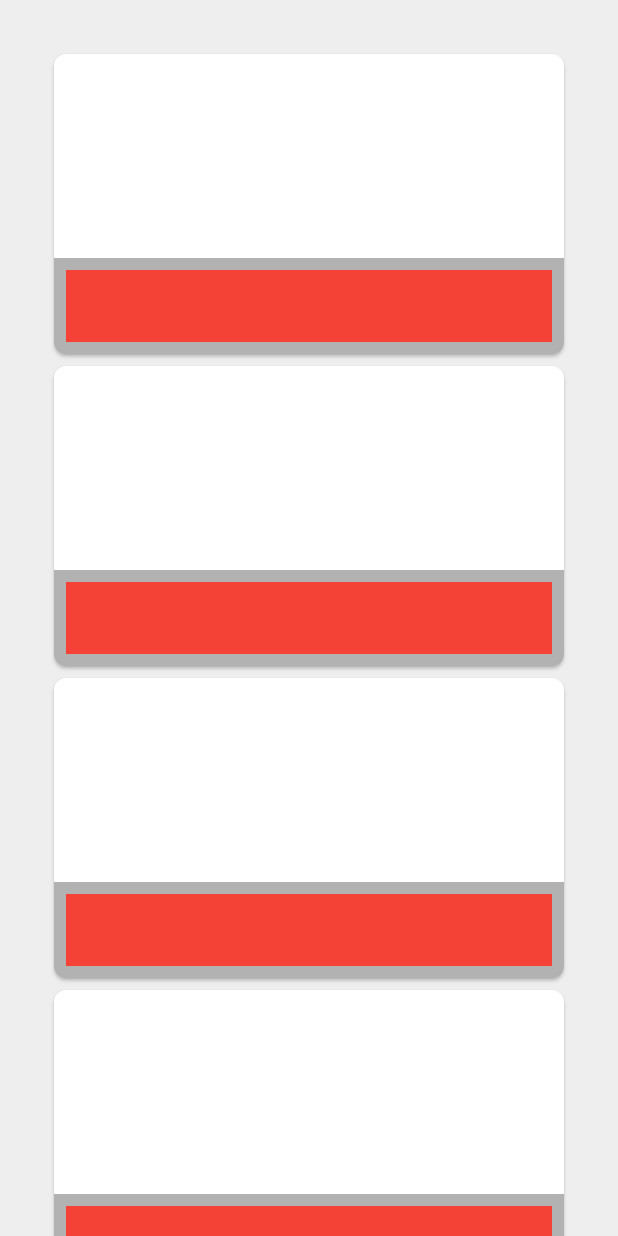
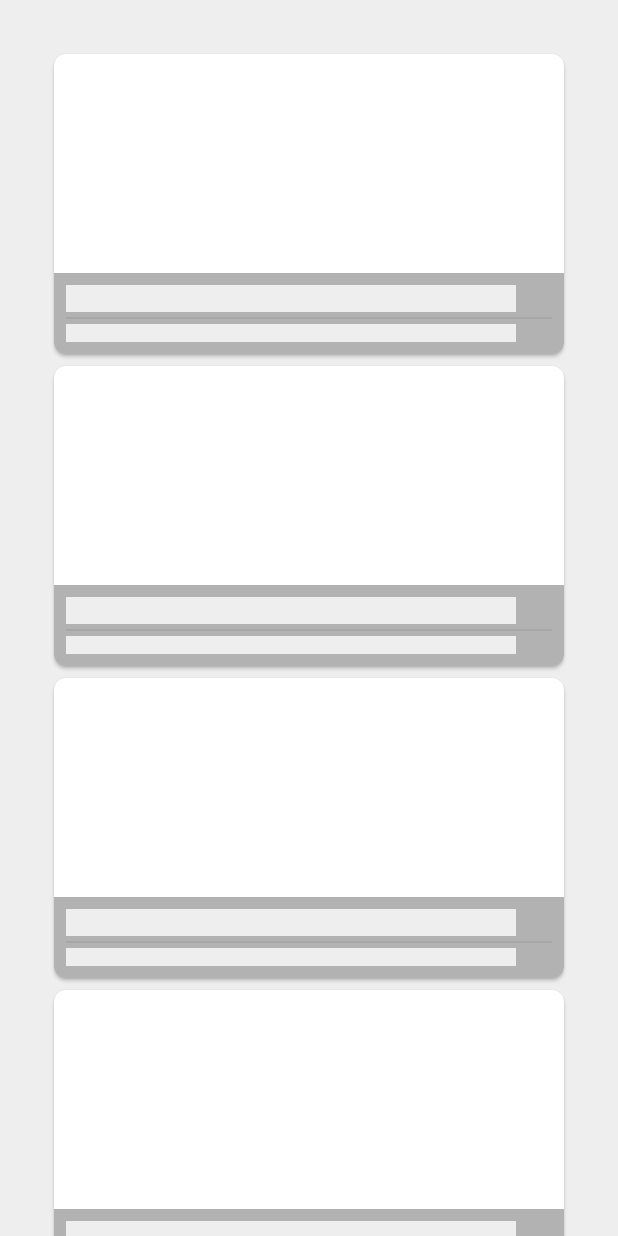
Before and after one commit to Arcey-bot/skeleton_loading, a Flutter app: the first screen one second after launch, on a phone screen of 412 x 824 dp. Run offline on Flutter 3.47's test engine with Material 2 defaults, Android fonts, the phone set to English and light mode, and no system bars.

Commit message:
Finalize PictureSkeleton layout

```diff
--- a/lib/widget/picture_card.dart
+++ b/lib/widget/picture_card.dart
@@ -112,10 +112,21 @@ class _PictureOverlayLoading extends StatelessWidget {
 
   @override
   Widget build(BuildContext context) {
-    return Container(
-      width: 250,
-      height: 48,
-      color: Colors.red,
+    return Column(
+      crossAxisAlignment: CrossAxisAlignment.start,
+      children: <Widget>[
+        SizedBox(
+          height: utils.TextStyles.imageHeader.fontSize,
+          width: imageW + .0,
+          child: ColoredBox(color: Colors.grey[200]!),
+        ),
+        const Divider(height: 8.0),
+        SizedBox(
+          height: utils.TextStyles.imageBody.fontSize,
+          width: imageW + .0,
+          child: ColoredBox(color: Colors.grey[200]!),
+        ),
+      ],
     );
   }
 }
```
